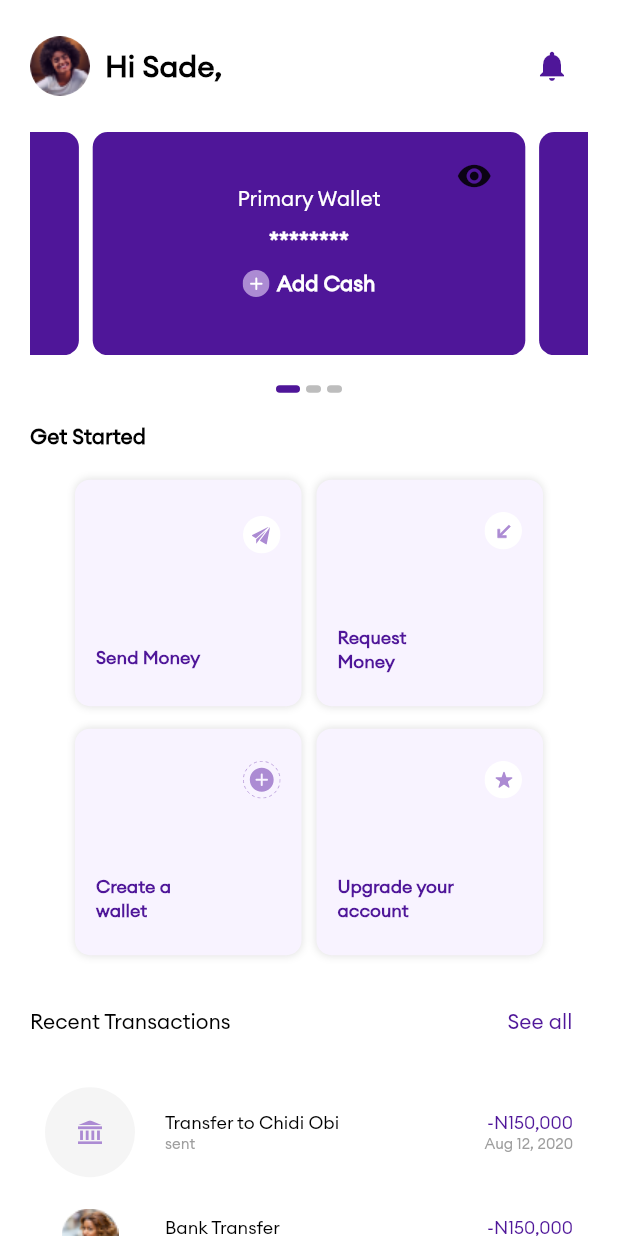
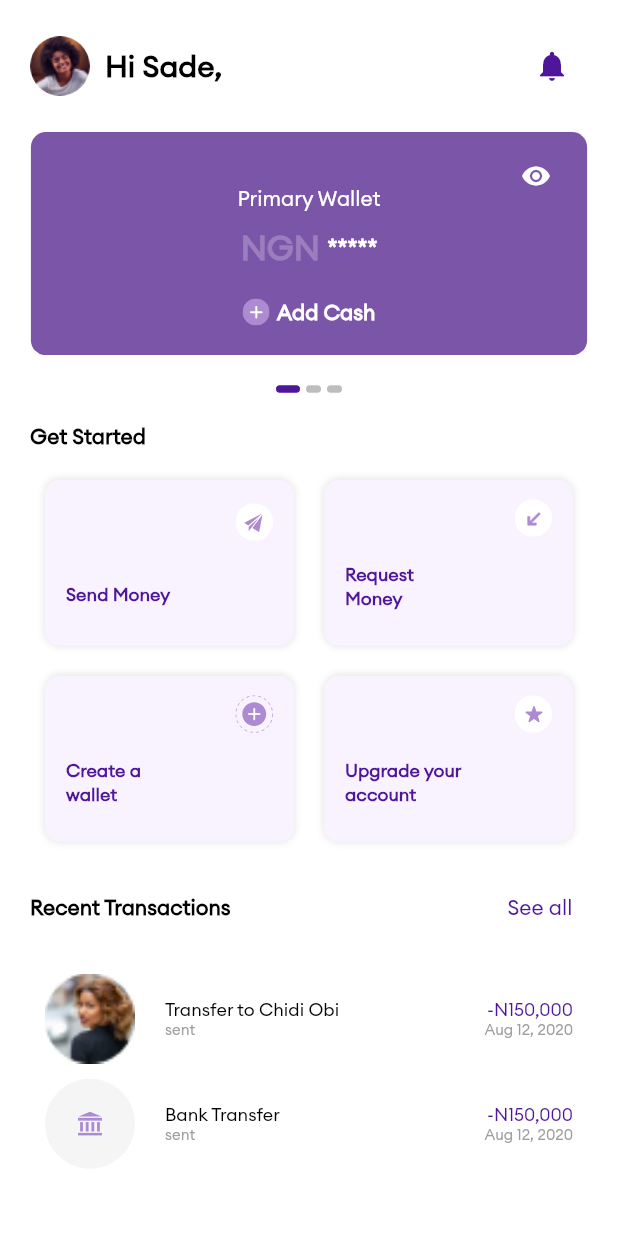
Before and after one commit to Dev-Sashad/rimotech, a Flutter app: the HomePage screen opened directly, on a phone screen of 412 x 824 dp. Run offline on Flutter 3.47's test engine with Material 2 defaults, Android fonts, the phone set to English and light mode, and no system bars; drawn by our look-alikes of carousel_slider; our stand-ins replace another_flushbar, connectivity, flutter_svg, fluttertoast, get_it, shared_preferences and 1 more; missing offline and left inert: ars_progress_dialog; accounts and stored records are empty.

```diff
--- a/lib/constants/colors.dart
+++ b/lib/constants/colors.dart
@@ -6,6 +6,6 @@ class AppColors {
   static const Color white = Color(0xFFFFFFFF);
   static const Color grey = Color(0xFFF6EFFF);
   static const Color gridButtonColor = Color(0xFFF8F3FF);
-
+  static const Color couroselColor = Color(0xFF7B55A8);
   // grey color added for icons
 }
--- a/lib/core/services/authentication_services.dart
+++ b/lib/core/services/authentication_services.dart
@@ -1,9 +1,9 @@
 import 'package:rimotech/core/models/error_model.dart';
+import 'package:rimotech/core/models/failed_attempts_model.dart';
 import 'package:rimotech/core/models/login.dart';
 import 'package:rimotech/core/models/success_model.dart';
 import 'package:rimotech/util/helpers/helpers.dart';
 import 'package:rimotech/util/http/paths.dart';
-import 'package:shared_preferences/shared_preferences.dart';
 
 import 'index.dart';
 
@@ -13,7 +13,8 @@ class AuthenticationService {
       final result = await http.post(Paths.sign_in, payload.toJson());
       if (result is ErrorModel) {
         print("ERROR::: ${result.error}");
-        return ErrorModel(result.error);
+        Failed failed = Failed.fromJson(result.error);
+        return ErrorModel(failed);
       } else {
         print("RESULT::: ${result.data}");
         // SharedPreferences prefs;
--- a/lib/main.dart
+++ b/lib/main.dart
@@ -5,16 +5,11 @@ import 'package:rimotech/util/locator.dart';
 import 'package:rimotech/util/progressBarManager/progressManager.dart';
 import 'package:rimotech/util/progressBarManager/progressService.dart';
 import 'package:rimotech/util/router.dart';
-
 import 'constants/colors.dart';
 import 'core/services/navigation_service.dart';
 
 void main() async {
   WidgetsFlutterBinding.ensureInitialized();
-  SystemChrome.setSystemUIOverlayStyle(SystemUiOverlayStyle(
-      statusBarColor: AppColors.primaryColor,
-      statusBarBrightness: Brightness.dark,
-      statusBarIconBrightness: Brightness.dark));
   SystemChrome.setPreferredOrientations(
       [DeviceOrientation.portraitUp, DeviceOrientation.portraitDown]);
   setupLocator();
@@ -42,7 +37,6 @@ class _MyAppState extends State<MyApp> {
         onGenerateRoute: (settings) => MaterialPageRoute(
           builder: (context) {
             return ProgressManager(child: child);
-            //DialogManager(child: child);
           },
         ),
       ),
--- a/lib/screens/dashboard/mainpageViewModel.dart
+++ b/lib/screens/dashboard/mainpageViewModel.dart
@@ -29,7 +29,7 @@ class MainHomepageViewModel extends BaseModel {
     NavigationItem(title: '', icon: 'assets/images/center_icon.svg'),
     NavigationItem(
         title: 'Settle card', icon: 'assets/images/settle_card_icon.svg'),
-    NavigationItem(title: 'Settle card', icon: 'assets/images/menu_icon.svg'),
+    NavigationItem(title: 'More', icon: 'assets/images/menu_icon.svg'),
   ];
 }
 
--- a/lib/screens/home/homepage.dart
+++ b/lib/screens/home/homepage.dart
@@ -1,6 +1,5 @@
 import 'package:flutter/material.dart';
 import 'package:rimotech/constants/colors.dart';
-import 'package:rimotech/constants/size_config.dart';
 import 'package:rimotech/screens/home/homepageViewModel.dart';
 import 'package:rimotech/util/helpers/helpers.dart';
 import 'package:rimotech/widgets/grid_button.dart';
@@ -93,7 +92,7 @@ class _HomePageState extends State<HomePage> {
                       carouselController: _controller,
                       options: CarouselOptions(
                           autoPlay: false,
-                          //enlargeCenterPage: true,
+                          viewportFraction: 1.0,
                           aspectRatio: 2.5,
                           scrollDirection: Axis.horizontal,
                           onPageChanged: (index, reason) {
@@ -125,14 +124,14 @@ class _HomePageState extends State<HomePage> {
                             color: Colors.black)),
                     customYMargin(20),
                     Container(
-                      margin: EdgeInsets.only(left: 20, right: 20),
+                      // margin: EdgeInsets.only(left: 10, right: 10),
                       child: Padding(
                         padding: EdgeInsets.symmetric(horizontal: 10),
                         child: GridView.count(
                           crossAxisCount: 2,
-                          mainAxisSpacing: 15,
-                          crossAxisSpacing: 10,
-                          childAspectRatio: 1,
+                          mainAxisSpacing: 20,
+                          crossAxisSpacing: 20,
+                          childAspectRatio: 1.5,
                           shrinkWrap: true,
                           children: List<Widget>.generate(4, (index) {
                             return GridButton(data: model.gridList[index]);
@@ -147,7 +146,7 @@ class _HomePageState extends State<HomePage> {
                         Text('Recent Transactions',
                             style: TextStyle(
                                 fontSize: 14,
-                                fontWeight: FontWeight.w500,
+                                fontWeight: FontWeight.bold,
                                 color: Colors.black)),
                         TextButton(
                           onPressed: () {},
--- a/lib/widgets/carouselwidgets.dart
+++ b/lib/widgets/carouselwidgets.dart
@@ -16,10 +16,10 @@ class _CarouselWidgetState extends State<CarouselWidget> {
   Widget build(BuildContext context) {
     return Container(
       height: kheight(20, context),
-      width: kwidth(70, context),
+      width: kwidth(90, context),
       padding: EdgeInsets.symmetric(horizontal: 10, vertical: 5),
       decoration: BoxDecoration(
-          color: AppColors.primaryColor,
+          color: AppColors.couroselColor,
           borderRadius: BorderRadius.circular(10)),
       child: Stack(
         children: [
@@ -37,7 +37,11 @@ class _CarouselWidgetState extends State<CarouselWidget> {
                     });
                   }
                 },
-                icon: Icon(isvisible ? Icons.visibility_off : Icons.visibility),
+                icon: Icon(
+                  isvisible ? Icons.visibility_off : Icons.visibility,
+                  size: 20,
+                  color: AppColors.white,
+                ),
               )),
           Container(
             margin: EdgeInsets.only(top: 30),
@@ -51,31 +55,31 @@ class _CarouselWidgetState extends State<CarouselWidget> {
                           fontWeight: FontWeight.w500,
                           fontSize: 14)),
                   customYMargin(10),
-                  isvisible
-                      ? Row(
+                  Row(
                     mainAxisAlignment: MainAxisAlignment.center,
                     children: [
                       Text('NGN',
                           style: TextStyle(
-                                    color: Colors.white10,
+                              color: Colors.white24,
                               fontWeight: FontWeight.w600,
                               fontSize: 22)),
                       customXMargin(5),
-                            Text(
+                      isvisible
+                          ? Text(
                               '200,000',
                               style: TextStyle(
                                   color: Colors.white,
                                   fontWeight: FontWeight.w600,
                                   fontSize: 22),
-                            ),
-                          ],
                             )
-                      : Text('********',
+                          : Text('*****',
                               style: TextStyle(
                                   color: Colors.white,
                                   fontWeight: FontWeight.w600,
                                   fontSize: 15)),
-                  customYMargin(10),
+                    ],
+                  ),
+                  customYMargin(20),
                   Row(
                     mainAxisAlignment: MainAxisAlignment.center,
                     children: [
@@ -105,9 +109,9 @@ class CarouselBlankWidget extends StatelessWidget {
   Widget build(BuildContext context) {
     return Container(
       height: kheight(20, context),
-      width: kwidth(70, context),
+      width: kwidth(90, context),
       decoration: BoxDecoration(
-          color: AppColors.primaryColor,
+          color: AppColors.couroselColor,
           borderRadius: BorderRadius.circular(10)),
     );
   }
--- a/lib/widgets/grid_button.dart
+++ b/lib/widgets/grid_button.dart
@@ -16,8 +16,8 @@ class GridButton extends StatelessWidget {
       },
       child: Container(
         height: 100,
-        width: kwidth(40, context),
-        padding: EdgeInsets.only(left: 14, top: 10, bottom: 10, right: 14),
+        width: kwidth(45, context),
+        padding: EdgeInsets.only(left: 14, top: 10, bottom: 20, right: 14),
         decoration: BoxDecoration(
             borderRadius: BorderRadius.circular(10),
             color: AppColors.gridButtonColor,
--- a/lib/widgets/transaction_card.dart
+++ b/lib/widgets/transaction_card.dart
@@ -25,16 +25,6 @@ class TransactionCard extends StatelessWidget {
                       height: 60,
                       width: 60,
                       decoration: BoxDecoration(
-                          //   borderRadius: BorderRadius.circular(40),
-                          //shape: BoxShape.circle,
-                          image: DecorationImage(
-                              image:
-                                  AssetImage('assets/images/chidi_obi.png'))),
-                    )
-                  : Container(
-                      height: 60,
-                      width: 60,
-                      decoration: BoxDecoration(
                           borderRadius: BorderRadius.circular(40),
                           //   shape: BoxShape.circle,
                           color: Colors.grey[100]),
@@ -42,6 +32,17 @@ class TransactionCard extends StatelessWidget {
                         'assets/images/bank_icon.svg',
                         fit: BoxFit.scaleDown,
                       ),
+                    )
+                  : Container(
+                      height: 60,
+                      width: 60,
+                      decoration: BoxDecoration(
+                          //   borderRadius: BorderRadius.circular(40),
+                          //shape: BoxShape.circle,
+                          image: DecorationImage(
+                              fit: BoxFit.contain,
+                              image:
+                                  AssetImage('assets/images/chidi_obi.png'))),
                     ),
               customXMargin(20),
               Column(
```
Also changed, not shown: lib/core/models/failed_attempts_model.dart (added, +18 -0 lines), lib/screens/auth/sign_in/signin_view.dart (+13 -7 lines), lib/screens/auth/sign_in/signin_viewmodel.dart (+2 -6 lines), lib/screens/dashboard/mainhomepage.dart (+20 -4 lines), lib/util/helpers/helpers.dart (+4 -4 lines). Lines whose indentation alone changed are shown as unchanged.
